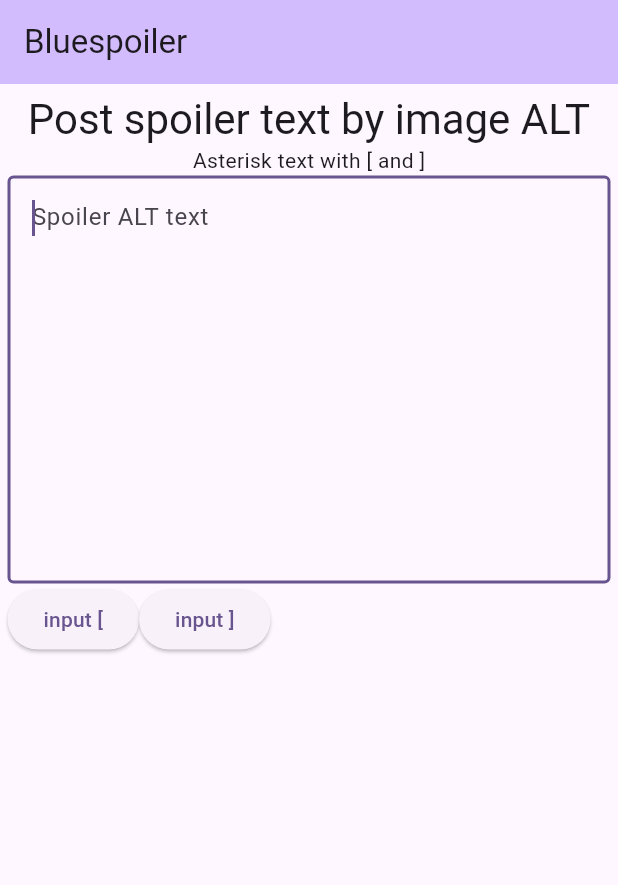
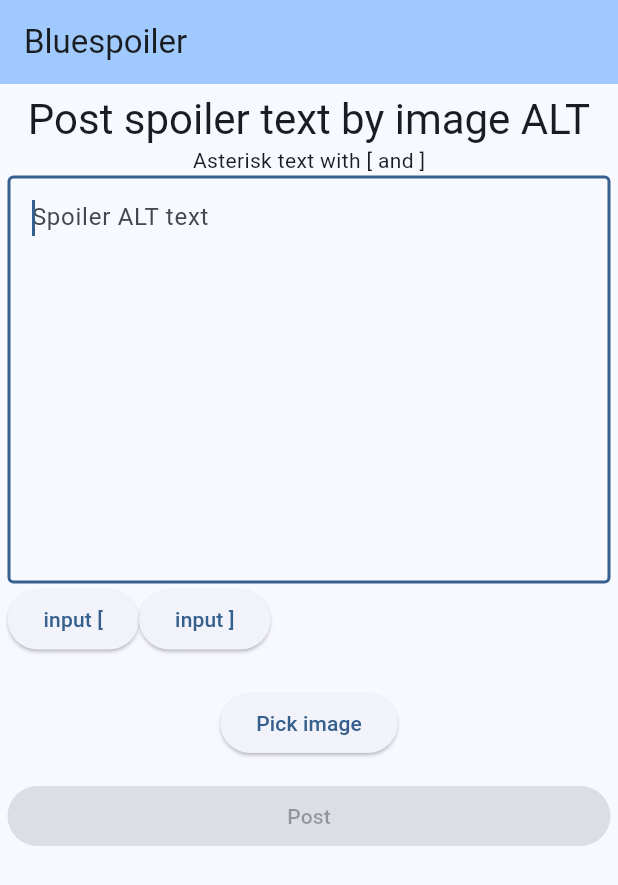
Before and after one commit to eyasuyuki/bluespoiler, a Flutter app: the screen it shows after launch, on a phone screen of 412 x 824 dp. Shown: the top 885 px of the screen. Run offline on Flutter 3.47's test engine with Material 3 defaults, Android fonts, the phone set to English and light mode, and no system bars; our stand-ins replace flutter_hooks, flutter_riverpod, riverpod_annotation; missing offline and left inert: image_picker_web; generated files the repository leaves out were written again.

Commit message:
add post button

```diff
--- a/lib/l10n/app_en.arb
+++ b/lib/l10n/app_en.arb
@@ -6,5 +6,8 @@
     "ellipsis": "...",
     "input_hint_text": "Spoiler ALT text",
     "open_bracket_input_text": "input [",
-    "close_bracket_input_text": "input ]"
+    "close_bracket_input_text": "input ]",
+    "image_button_text": "Pick image",
+    "close_hint_text": "Dispose",
+    "post_button_text": "Post"
 }
--- a/lib/l10n/app_ja.arb
+++ b/lib/l10n/app_ja.arb
@@ -6,5 +6,7 @@
   "ellipsis": "…",
   "input_hint_text": "ネタバレALT",
   "open_bracket_input_text": "[を入力",
-  "close_bracket_input_text": "]を入力"
+  "close_bracket_input_text": "]を入力",
+  "image_button_text": "画像選択",
+  "close_hint_text": "削除"
 }
--- a/lib/main.dart
+++ b/lib/main.dart
@@ -1,3 +1,5 @@
+import 'dart:typed_data';
+
 import 'package:bluespoiler/controller/spoiler_notifier.dart';
 import 'package:bluespoiler/page/spoiler_form.dart';
 import 'package:flutter/material.dart';
@@ -5,6 +7,7 @@
 import 'package:flutter_hooks/flutter_hooks.dart';
 import 'package:flutter_localizations/flutter_localizations.dart';
 import 'package:flutter_riverpod/flutter_riverpod.dart';
+import 'package:image_picker_web/image_picker_web.dart';
 
 import 'data/data.dart';
 
@@ -28,7 +31,6 @@
 }
 
 class MyHomePage extends StatelessWidget {
-
   // This widget is the root of your application.
   @override
   Widget build(BuildContext context) {
@@ -39,28 +41,10 @@
         GlobalWidgetsLocalizations.delegate,
         GlobalCupertinoLocalizations.delegate
       ],
-      supportedLocales: const [
-        Locale('en', ''),
-        Locale('ja', '')
-      ],
-      title: "Bluespoiler",
+      supportedLocales: const [Locale('en', ''), Locale('ja', '')],
+      title: 'Bluespoiler',
       theme: ThemeData(
-        // This is the theme of your application.
-        //
-        // TRY THIS: Try running your application with "flutter run". You'll see
-        // the application has a purple toolbar. Then, without quitting the app,
-        // try changing the seedColor in the colorScheme below to Colors.green
-        // and then invoke "hot reload" (save your changes or press the "hot
-        // reload" button in a Flutter-supported IDE, or press "r" if you used
-        // the command line to start the app).
-        //
-        // Notice that the counter didn't reset back to zero; the application
-        // state is not lost during the reload. To reset the state, use hot
-        // restart instead.
-        //
-        // This works for code too, not just values: Most code changes can be
-        // tested with just a hot reload.
-        colorScheme: ColorScheme.fromSeed(seedColor: Colors.deepPurple),
+        colorScheme: ColorScheme.fromSeed(seedColor: Colors.blue),
         useMaterial3: true,
       ),
       home: _Page(title: 'Bluespoiler'),
@@ -72,6 +56,7 @@
   _Page({required this.title});
 
   final String title;
+
   @override
   Widget build(BuildContext context) {
     // style
@@ -85,31 +70,37 @@
     final inputController = useTextEditingController();
     inputController.addListener(() {
       spoiler.setInput(inputController.text);
-      filledText.value = spoiler.postText(
-          hiddenChar,
-          AppLocalizations.of(context)!.ellipsis);
+      filledText.value = spoiler.postText(hiddenChar, AppLocalizations.of(context)!.ellipsis);
     });
     // focus node
     final focusNode = useFocusNode();
+    // image bytes
+    final imageBytes = useState<Uint8List?>(null);
 
     void insertTextAtCursorPosition(String text) {
       final currentText = inputController.text;
       final cursorPosition = inputController.selection.baseOffset;
 
       // 現在のカーソル位置に文字を挿入
-      final newText = currentText.substring(0, cursorPosition) +
-          text +
-          currentText.substring(cursorPosition);
+      final newText = currentText.substring(0, cursorPosition) + text + currentText.substring(cursorPosition);
 
       // テキストを更新
       inputController.text = newText;
 
       // カーソル位置を更新
-      inputController.selection =
-          TextSelection.collapsed(offset: cursorPosition + text.length);
+      inputController.selection = TextSelection.collapsed(offset: cursorPosition + text.length);
 
       // ボタンが押された後にTextFieldにフォーカスをセット
       FocusScope.of(context).requestFocus(focusNode);
+    }
+
+    Future<void> pickImage() async {
+      try {
+        Uint8List? uint8list = await ImagePickerWeb.getImageAsBytes();
+        imageBytes.value = uint8list;
+      } catch (e) {
+        print(e);
+      }
     }
 
     return Scaffold(
@@ -120,9 +111,9 @@
       body: Container(
         padding: EdgeInsets.all(5.0),
         child: Column(
-          //mainAxisAlignment: MainAxisAlignment.center,
-          children: <Widget>[
-            Text(AppLocalizations.of(context)!.description,
+          children: [
+            Text(
+              AppLocalizations.of(context)!.description,
               style: Theme.of(context).textTheme.headlineMedium,
             ),
             Text(AppLocalizations.of(context)!.help),
@@ -133,37 +124,53 @@
               autofocus: true,
               controller: inputController,
               focusNode: focusNode,
-              decoration: InputDecoration(
-                counterText: '',
-                hintText: AppLocalizations.of(context)!.input_hint_text,
-                border: const OutlineInputBorder()
-              ),
+              decoration: InputDecoration(counterText: '', hintText: AppLocalizations.of(context)!.input_hint_text, border: const OutlineInputBorder()),
             ),
             Row(
               children: [
-                ElevatedButton(onPressed: () {
+                ElevatedButton(
+                    onPressed: () {
                       insertTextAtCursorPosition('[');
                     },
-                    child: Text(AppLocalizations.of(context)!.open_bracket_input_text)
-                ),
-                ElevatedButton(onPressed: () {
+                    child: Text(AppLocalizations.of(context)!.open_bracket_input_text)),
+                ElevatedButton(
+                    onPressed: () {
                       insertTextAtCursorPosition(']');
                     },
-                    child: Text(AppLocalizations.of(context)!.close_bracket_input_text)
-                )
+                    child: Text(AppLocalizations.of(context)!.close_bracket_input_text))
               ],
             ),
             Text(
               '${filledText.value}',
               style: Theme.of(context).textTheme.bodyMedium,
             ),
+            imageBytes.value != null
+                ? Row(mainAxisAlignment: MainAxisAlignment.center, children: [
+                    Image.memory(
+                      imageBytes.value!,
+                      width: 200,
+                      height: 200,
+                    ),
+                    CloseButton(onPressed: () {
+                      imageBytes.value = null;
+                    })
+                  ])
+                : ElevatedButton(
+                    onPressed: () async {
+                      await pickImage();
+                    },
+                    child: Text(AppLocalizations.of(context)!.image_button_text)),
+            Padding(padding: EdgeInsets.all(7.0)),
+            SizedBox(
+              width: double.infinity,
+              child: ElevatedButton(
+                onPressed: (inputController.text.isEmpty || imageBytes.value == null) ? null : () async {},
+                child: Text(AppLocalizations.of(context)!.post_button_text),
+              ),
+            )
           ],
         ),
-      ),// floatingActionButton: FloatingActionButton(
-      //   onPressed: _incrementCounter,
-      //   tooltip: 'Increment',
-      //   child: const Icon(Icons.add),
-      // ), // This trailing comma makes auto-formatting nicer for build methods.
+      ),
     );
   }
 }
--- a/pubspec.yaml
+++ b/pubspec.yaml
@@ -44,6 +44,7 @@ dependencies:
   # Use with the CupertinoIcons class for iOS style icons.
   cupertino_icons: ^1.0.2
   bluesky: ^0.15.4
+  image_picker_web: ^3.1.1
 
 dev_dependencies:
   flutter_test:
```
Also changed, not shown: 6 other files. Lines whose indentation alone changed are shown as unchanged.
